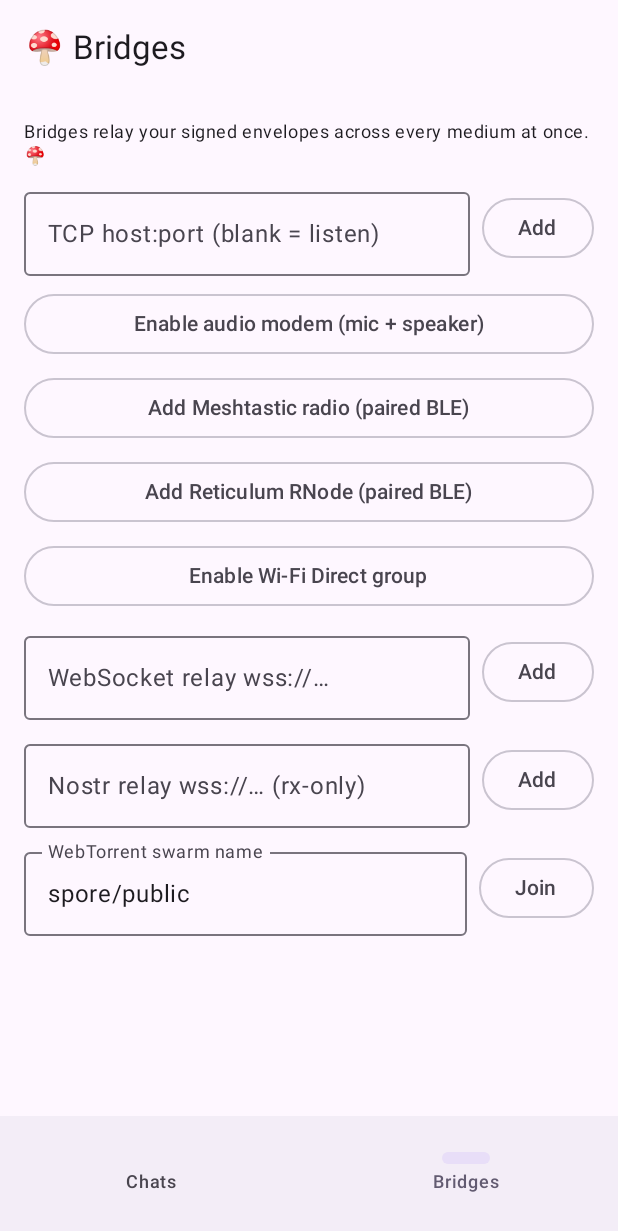
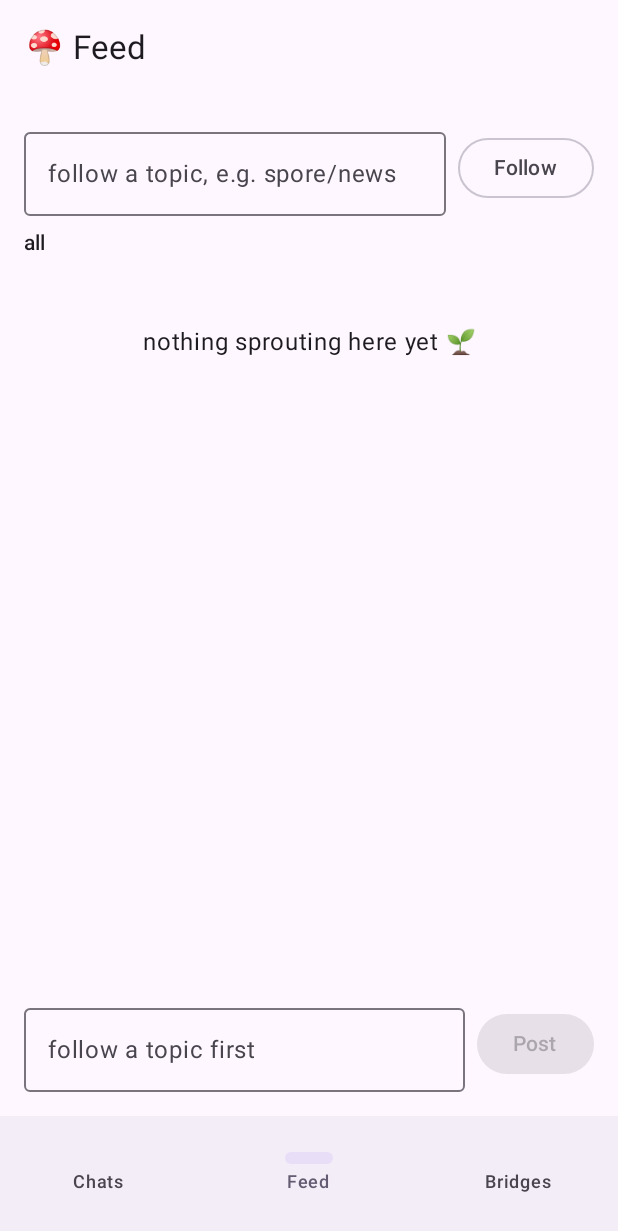
Before and after one commit to sloev/spore, an Android app built with Jetpack Compose: the screen it shows after launch (MainActivity), item 2 of the bottom bar chosen, on a phone screen of 412 x 824 dp. Shown: the top 1231 px of the screen. Run offline under Robolectric (Android 15) with nearby library versions, the phone set to English and light mode, and no system bars.

Commit message:
android M4: microblog feed + file sharing with live fragment status
Core (additive, lib.rs is not frozen): Node::frag_progress() exposes each
in-progress fountain reassembly as (orig id, independent fragments held, total)
so a UI can show "receiving X/N". JNI: nativeFragStatus renders that as
"idhex:have/count" lines.

Kotlin:
- Feed: follow topics (persisted, resubscribed on start), delivered envelopes
  whose dest is a followed topic address become posts; a Feed tab with topic
  chips, a follow box, and a composer that posts to the active topic.
- Files: payloads framed "SPFILE1" + name-length + name + bytes (app-layer; the
  envelope stays opaque to SPORE). Attach via the system picker; received files
  are saved to the app's external files dir and surface as 📎 messages. Sends
  use nativeSendCounted, so every outgoing message/file shows how many wire
  fragments it became; a live "⇣ receiving X/N" bar shows reassembly progress.
- relayTick bumps on every delivery — the 🍄 in the top bar sparkles briefly
  when the mesh breathes.

Co-Authored-By: Claude Opus 4.8 <noreply@anthropic.com>
Claude-Session: https://claude.ai/code/session_01PZ5s9apsm2V84HCh8eWkUE

```diff
--- a/android/app/src/main/kotlin/org/spore/node/MainActivity.kt
+++ b/android/app/src/main/kotlin/org/spore/node/MainActivity.kt
@@ -3,8 +3,10 @@ package org.spore.node
 import android.Manifest
 import android.content.Intent
 import android.content.pm.PackageManager
+import android.net.Uri
 import android.os.Build
 import android.os.Bundle
+import android.provider.OpenableColumns
 import androidx.activity.ComponentActivity
 import androidx.activity.compose.rememberLauncherForActivityResult
 import androidx.activity.compose.setContent
@@ -34,6 +36,7 @@ import androidx.compose.material3.Scaffold
 import androidx.compose.material3.Text
 import androidx.compose.material3.TopAppBar
 import androidx.compose.runtime.Composable
+import androidx.compose.runtime.LaunchedEffect
 import androidx.compose.runtime.collectAsState
 import androidx.compose.runtime.getValue
 import androidx.compose.runtime.mutableStateOf
@@ -41,9 +44,11 @@ import androidx.compose.runtime.remember
 import androidx.compose.runtime.setValue
 import androidx.compose.ui.Alignment
 import androidx.compose.ui.Modifier
+import androidx.compose.ui.platform.LocalContext
 import androidx.compose.ui.text.style.TextAlign
 import androidx.compose.ui.unit.dp
 import androidx.core.content.ContextCompat
+import kotlinx.coroutines.delay
 
 class MainActivity : ComponentActivity() {
     override fun onCreate(savedInstanceState: Bundle?) {
@@ -56,16 +61,27 @@ class MainActivity : ComponentActivity() {
 private sealed interface Screen
 private data object Chats : Screen
 private data class Chat(val peer: String) : Screen
+private data object Feed : Screen
 private data object BridgesScreen : Screen
+
+/** 🍄 with a brief sparkle whenever the node relays/receives (kawaii heartbeat). */
+@Composable
+private fun mascot(): String {
+    val tick by NodeController.relayTick.collectAsState()
+    var sparkle by remember { mutableStateOf(false) }
+    LaunchedEffect(tick) {
+        if (tick != 0L) { sparkle = true; delay(1500); sparkle = false }
+    }
+    return if (sparkle) "🍄✨" else "🍄"
+}
 
 @OptIn(ExperimentalMaterial3Api::class)
 @Composable
 fun App() {
     MaterialTheme {
-        // Ask for notification permission on 33+ so the foreground node is visible.
-        val ctx = androidx.compose.ui.platform.LocalContext.current
+        val ctx = LocalContext.current
         val ask = rememberLauncherForActivityResult(ActivityResultContracts.RequestPermission()) {}
-        androidx.compose.runtime.LaunchedEffect(Unit) {
+        LaunchedEffect(Unit) {
             if (Build.VERSION.SDK_INT >= 33 &&
                 ContextCompat.checkSelfPermission(ctx, Manifest.permission.POST_NOTIFICATIONS) != PackageManager.PERMISSION_GRANTED
             ) ask.launch(Manifest.permission.POST_NOTIFICATIONS)
@@ -73,14 +89,16 @@ fun App() {
 
         var screen by remember { mutableStateOf<Screen>(Chats) }
         val addr by NodeController.address.collectAsState()
+        val m = mascot()
 
         Scaffold(
             topBar = {
                 TopAppBar(title = {
                     when (val s = screen) {
-                        is Chat -> Text("🍄 " + Petnames.label(s.peer))
-                        BridgesScreen -> Text("🍄 Bridges")
-                        else -> Text("🍄 SPORE")
+                        is Chat -> Text("$m ${Petnames.label(s.peer)}")
+                        Feed -> Text("$m Feed")
+                        BridgesScreen -> Text("$m Bridges")
+                        else -> Text("$m SPORE")
                     }
                 }, navigationIcon = {
                     if (screen is Chat) {
@@ -91,28 +109,41 @@ fun App() {
             bottomBar = {
                 if (screen !is Chat) {
                     NavigationBar {
-                        NavigationBarItem(
-                            selected = screen == Chats,
-                            onClick = { screen = Chats },
-                            icon = {}, label = { Text("Chats") }
-                        )
-                        NavigationBarItem(
-                            selected = screen == BridgesScreen,
-                            onClick = { screen = BridgesScreen },
-                            icon = {}, label = { Text("Bridges") }
-                        )
+                        NavigationBarItem(selected = screen == Chats, onClick = { screen = Chats }, icon = {}, label = { Text("Chats") })
+                        NavigationBarItem(selected = screen == Feed, onClick = { screen = Feed }, icon = {}, label = { Text("Feed") })
+                        NavigationBarItem(selected = screen == BridgesScreen, onClick = { screen = BridgesScreen }, icon = {}, label = { Text("Bridges") })
                     }
                 }
             }
         ) { pad ->
             Column(Modifier.padding(pad).fillMaxSize()) {
+                ReceivingBar()
                 when (val s = screen) {
                     Chats -> ChatsList(addr) { screen = Chat(it) }
                     is Chat -> ChatDetail(s.peer)
+                    Feed -> FeedScreen()
                     BridgesScreen -> BridgesList()
                 }
             }
         }
+    }
+}
+
+/** Live receive-side fragmentation status ("receiving X/N"). */
+@Composable
+private fun ReceivingBar() {
+    val recv by NodeController.receiving.collectAsState()
+    if (recv.isNotBlank()) {
+        val lines = recv.lines().filter { it.isNotBlank() }
+        val label = lines.joinToString("  ·  ") { l ->
+            val p = l.substringAfter(':', "?")
+            "⇣ receiving $p"
+        }
+        Text(
+            label,
+            Modifier.fillMaxWidth().padding(horizontal = 16.dp, vertical = 2.dp),
+            style = MaterialTheme.typography.bodySmall
+        )
     }
 }
 
@@ -159,11 +190,23 @@ private fun ChatsList(addr: String, open: (String) -> Unit) {
 
 @Composable
 private fun ChatDetail(peer: String) {
+    val ctx = LocalContext.current
     val messages by NodeController.messages.collectAsState()
     val names by Petnames.map.collectAsState()
     var text by remember { mutableStateOf("") }
     var editingName by remember(peer) { mutableStateOf(names[peer] ?: "") }
     val thread = remember(messages, peer) { messages.filter { it.peer == peer } }
+
+    val pickFile = rememberLauncherForActivityResult(ActivityResultContracts.GetContent()) { uri: Uri? ->
+        if (uri != null) {
+            val name = ctx.contentResolver.query(uri, null, null, null, null)?.use { c ->
+                val i = c.getColumnIndex(OpenableColumns.DISPLAY_NAME)
+                if (c.moveToFirst() && i >= 0) c.getString(i) else null
+            } ?: "file.bin"
+            val data = ctx.contentResolver.openInputStream(uri)?.use { it.readBytes() }
+            if (data != null) NodeController.sendFile(peer, name, data)
+        }
+    }
 
     Column(Modifier.padding(16.dp).fillMaxSize()) {
         if (peer != Petnames.PUBLIC) {
@@ -181,10 +224,13 @@ private fun ChatDetail(peer: String) {
             items(thread) { m ->
                 val who = if (m.mine) "you" else Petnames.label(m.peer)
                 val sig = if (!m.mine && !m.verified) "  ⚠ sig BAD" else ""
-                Text("${if (m.mine) "▶" else "◀"} $who: ${m.text}$sig", Modifier.padding(vertical = 2.dp))
+                val frag = if (m.mine && m.fragments > 1) "  ·  ⇡ ${m.fragments} fragments" else ""
+                Text("${if (m.mine) "▶" else "◀"} $who: ${m.text}$sig$frag", Modifier.padding(vertical = 2.dp))
             }
         }
         Row(verticalAlignment = Alignment.CenterVertically) {
+            OutlinedButton(onClick = { pickFile.launch("*/*") }) { Text("📎") }
+            Spacer(Modifier.width(8.dp))
             OutlinedTextField(value = text, onValueChange = { text = it }, modifier = Modifier.weight(1f))
             Spacer(Modifier.width(8.dp))
             Button(onClick = { NodeController.send(peer, text); text = "" }) { Text("Send") }
@@ -193,8 +239,67 @@ private fun ChatDetail(peer: String) {
 }
 
 @Composable
+private fun FeedScreen() {
+    val posts by NodeController.posts.collectAsState()
+    val topics by NodeController.topics.collectAsState()
+    var follow by remember { mutableStateOf("") }
+    var compose by remember { mutableStateOf("") }
+    var activeTopic by remember { mutableStateOf<String?>(null) }
+    val shown = remember(posts, activeTopic) {
+        if (activeTopic == null) posts else posts.filter { it.topic == activeTopic }
+    }
+
+    Column(Modifier.padding(16.dp).fillMaxSize()) {
+        Row(verticalAlignment = Alignment.CenterVertically) {
+            OutlinedTextField(
+                value = follow, onValueChange = { follow = it },
+                label = { Text("follow a topic, e.g. spore/news") }, modifier = Modifier.weight(1f)
+            )
+            Spacer(Modifier.width(8.dp))
+            OutlinedButton(onClick = { NodeController.follow(follow); follow = "" }) { Text("Follow") }
+        }
+        Spacer(Modifier.height(8.dp))
+        LazyColumn(Modifier.fillMaxWidth().height(40.dp)) {
+            items(listOf<String?>(null) + topics) { t ->
+                Text(
+                    if (t == null) "all" else "#$t",
+                    Modifier.padding(end = 12.dp).clickable { activeTopic = t },
+                    style = if (activeTopic == t) MaterialTheme.typography.titleSmall else MaterialTheme.typography.bodySmall
+                )
+            }
+        }
+        if (shown.isEmpty()) {
+            Text("nothing sprouting here yet 🌱", Modifier.fillMaxWidth().padding(24.dp), textAlign = TextAlign.Center)
+        }
+        LazyColumn(Modifier.weight(1f)) {
+            items(shown.asReversed()) { p ->
+                Card(Modifier.fillMaxWidth().padding(vertical = 4.dp)) {
+                    Column(Modifier.padding(12.dp)) {
+                        Text("#${p.topic} · ${Petnames.label(p.author)}${if (!p.verified) " ⚠" else ""}", style = MaterialTheme.typography.bodySmall)
+                        Text(p.text)
+                    }
+                }
+            }
+        }
+        val target = activeTopic ?: topics.firstOrNull()
+        Row(verticalAlignment = Alignment.CenterVertically) {
+            OutlinedTextField(
+                value = compose, onValueChange = { compose = it },
+                label = { Text(if (target != null) "post to #$target" else "follow a topic first") },
+                modifier = Modifier.weight(1f)
+            )
+            Spacer(Modifier.width(8.dp))
+            Button(
+                onClick = { if (target != null) { NodeController.post(target, compose); compose = "" } },
+                enabled = target != null
+            ) { Text("Post") }
+        }
+    }
+}
+
+@Composable
 private fun BridgesList() {
-    val ctx = androidx.compose.ui.platform.LocalContext.current
+    val ctx = LocalContext.current
     val bridges by NodeController.bridges.collectAsState()
     var tcp by remember { mutableStateOf("") }
     var pendingAction by remember { mutableStateOf<(() -> Unit)?>(null) }
--- a/android/app/src/main/kotlin/org/spore/node/SporeNative.kt
+++ b/android/app/src/main/kotlin/org/spore/node/SporeNative.kt
@@ -80,4 +80,7 @@ object SporeNative {
 
     /** Start the plain limited-broadcast UDP bridge (for Wi-Fi Direct groups). */
     external fun nativeStartUdpLimited(ptr: Long, port: Int)
+
+    /** In-progress reassemblies as "idhex:have/count" lines ("" = none). */
+    external fun nativeFragStatus(ptr: Long): String
 }
```
Also changed, not shown: android/app/src/main/kotlin/org/spore/node/NodeController.kt (+123 -23 lines), 2 other files.
